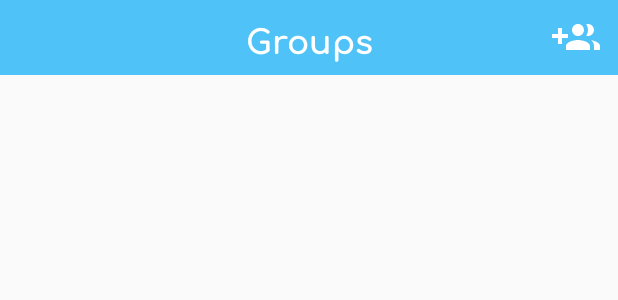
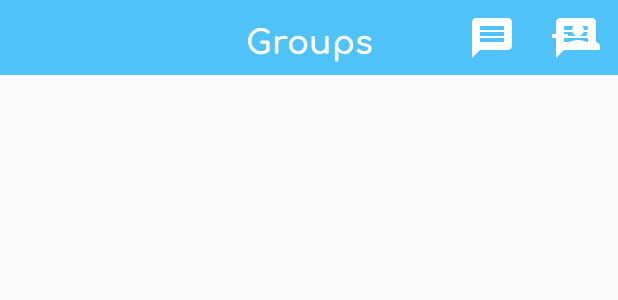
Before and after one commit to phanijsp/circle, an Android app: the layout frag1.xml on its own in the app's theme, with its tools: preview values and no code run, on a phone screen of 412 x 824 dp. Shown: the top 300 px of the screen. Run offline under Robolectric (Android 15) with nearby library versions, the phone set to English and light mode, and no system bars; network calls fail.

```diff
--- a/app/src/main/java/com/example/circle/postlogin/Fragment1.java
+++ b/app/src/main/java/com/example/circle/postlogin/Fragment1.java
@@ -2,6 +2,7 @@ package com.example.circle.postlogin;
 
 import android.content.Intent;
 import android.database.Cursor;
+import android.graphics.Color;
 import android.os.Bundle;
 import android.os.Handler;
 import android.support.annotation.Nullable;
@@ -177,8 +178,18 @@ public class Fragment1 extends Fragment {
           }
         });
 
+    groups_list.setOnItemLongClickListener(new AdapterView.OnItemLongClickListener() {
+      @Override
+      public boolean onItemLongClick(AdapterView<?> adapterView, View view, int i, long l) {
+
+        return true;
+      }
+    });
+
+
     return view;
   }
+
 
   public void pushid(final int id) {
     Log.i("huh", "I am in push id  groupid : " + String.valueOf(id) + " ? ");
--- a/app/src/main/java/com/example/circle/postlogin/GroupsAdapter.java
+++ b/app/src/main/java/com/example/circle/postlogin/GroupsAdapter.java
@@ -35,17 +35,11 @@ public class GroupsAdapter extends ArrayAdapter<Groups> {
     if (listItem == null)
       listItem = LayoutInflater.from(mContext).inflate(R.layout.grouplist, parent, false);
     Groups currentGroup = groupslist.get(position);
-
     TextView groupname = (TextView) listItem.findViewById(R.id.groupname);
     TextView groupyear = (TextView) listItem.findViewById(R.id.groupyear);
     groupname.setText(currentGroup.getname());
     groupyear.setText(currentGroup.getYear());
 
-    //  TextView release = (TextView) listItem.findViewById(R.id.value);
-
-    //   name.setTypeface(typeface);
-    // release.setTypeface(typeface);
-    // release.setText(currentMOvie.getvalue());
 
     return listItem;
   }
--- /dev/null
+++ b/app/src/main/res/drawable/ic_message_white_24dp.xml
@@ -0,0 +1,5 @@
+<vector android:height="24dp" android:tint="#FFFFFF"
+    android:viewportHeight="24.0" android:viewportWidth="24.0"
+    android:width="24dp" xmlns:android="http://schemas.android.com/apk/res/android">
+    <path android:fillColor="#FF000000" android:pathData="M20,2L4,2c-1.1,0 -1.99,0.9 -1.99,2L2,22l4,-4h14c1.1,0 2,-0.9 2,-2L22,4c0,-1.1 -0.9,-2 -2,-2zM18,14L6,14v-2h12v2zM18,11L6,11L6,9h12v2zM18,8L6,8L6,6h12v2z"/>
+</vector>
--- a/app/src/main/res/layout/frag1.xml
+++ b/app/src/main/res/layout/frag1.xml
@@ -27,23 +27,49 @@
         app:layout_constraintTop_toTopOf="parent"
         app:srcCompat="@drawable/ic_group_add_black_24dp" />
 
+    <ImageButton
+        android:id="@+id/addgroup2"
+        android:layout_width="56dp"
+        android:layout_height="0dp"
+        android:background="@null"
+        android:padding="12dp"
+        android:scaleType="centerCrop"
+        app:layout_constraintBottom_toBottomOf="@+id/view"
+        app:layout_constraintEnd_toEndOf="@+id/view"
+        app:layout_constraintTop_toTopOf="parent"
+        app:srcCompat="@drawable/ic_message_white_24dp" />
+
+    <ImageButton
+        android:id="@+id/addgroup3"
+        android:layout_width="56dp"
+        android:layout_height="0dp"
+        android:background="@null"
+        android:padding="12dp"
+        android:scaleType="centerCrop"
+        app:layout_constraintBottom_toBottomOf="@+id/view"
+        app:layout_constraintEnd_toStartOf="@+id/addgroup2"
+        app:layout_constraintTop_toTopOf="parent"
+        app:srcCompat="@drawable/ic_message_white_24dp" />
+
     <TextView
         android:id="@+id/textView"
         android:layout_width="0dp"
         android:layout_height="0dp"
 
         android:fontFamily="@font/comfortaa_bold"
+        android:gravity="center_vertical"
+        android:padding="8dp"
         android:text="Groups"
-        android:padding="8dp"
+        android:textAlignment="center"
         android:textColor="@color/white"
-        android:textAlignment="center"
-        android:gravity="center_vertical"
         android:textSize="22dp"
         android:textStyle="bold"
         app:layout_constraintBottom_toBottomOf="@+id/view"
         app:layout_constraintEnd_toEndOf="parent"
+        app:layout_constraintHorizontal_bias="1.0"
         app:layout_constraintStart_toStartOf="@+id/view"
-        app:layout_constraintTop_toTopOf="@+id/view" />
+        app:layout_constraintTop_toTopOf="@+id/view"
+        app:layout_constraintVertical_bias="1.0" />
 
     <ListView
         android:id="@+id/groups_list"
@@ -55,10 +81,11 @@
         android:layout_marginRight="8dp"
         android:divider="@drawable/divbg"
         android:dividerHeight="0.1dp"
-
         android:paddingBottom="200dp"
         android:clipToPadding="false"
         app:layout_constraintEnd_toEndOf="parent"
         app:layout_constraintStart_toStartOf="parent"
         app:layout_constraintTop_toBottomOf="@+id/view" />
+
+
 </android.support.constraint.ConstraintLayout>
```
